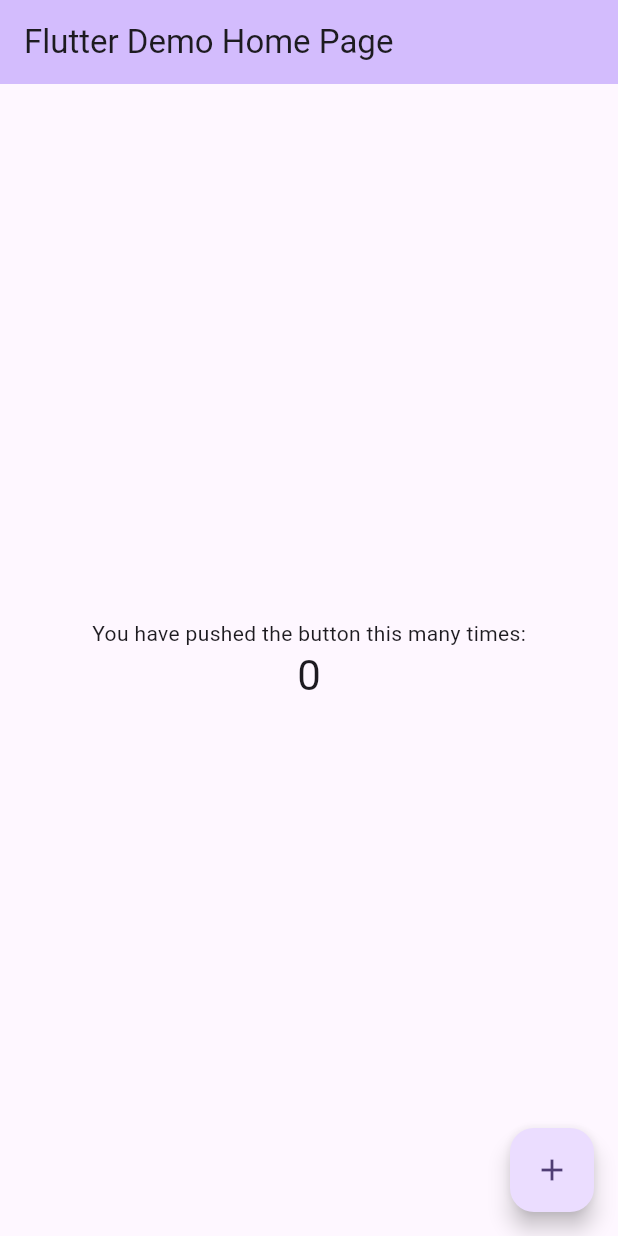
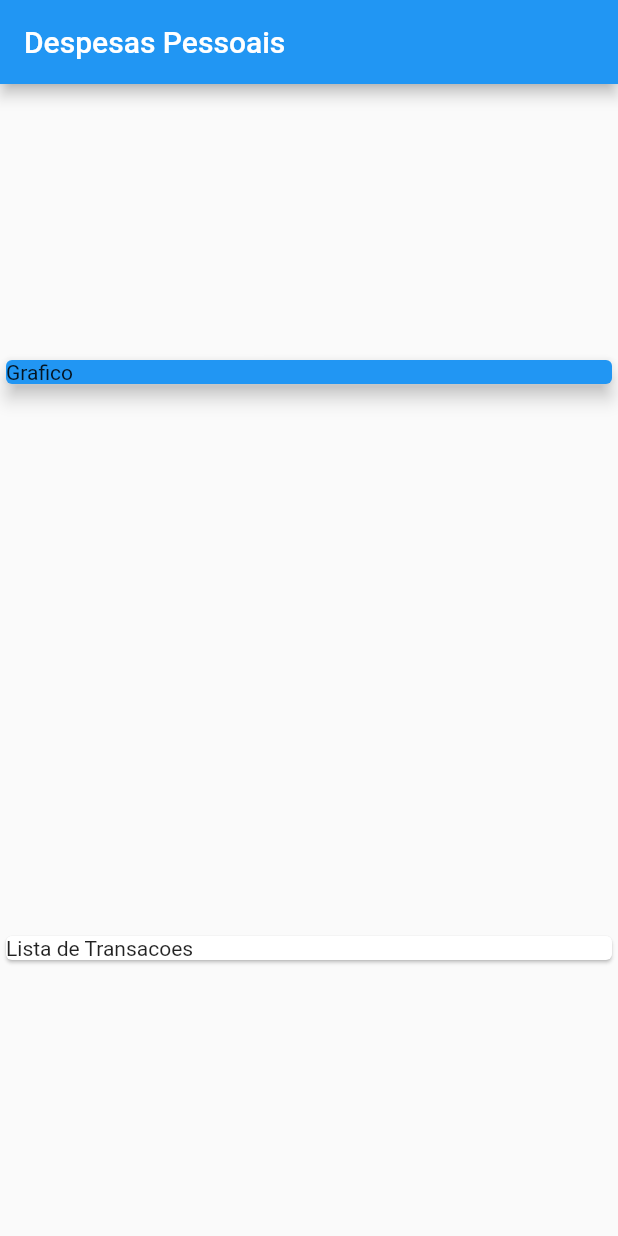
Before and after one commit to 0Willian0/ExpensesApp, a Flutter app: the screen it shows after launch, on a phone screen of 412 x 824 dp. Run offline on Flutter 3.47's test engine with Material 2 defaults, Android fonts, the phone set to English and light mode, and no system bars.

Commit message:
create main.dart and transaction.dart

```diff
--- a/lib/main.dart
+++ b/lib/main.dart
@@ -1,125 +1,47 @@
+
 import 'package:flutter/material.dart';
 
-void main() {
-  runApp(const MyApp());
+main()
+{
+  runApp(ExpensesApp());
 }
+class ExpensesApp extends StatelessWidget {
+  const ExpensesApp({super.key});
 
-class MyApp extends StatelessWidget {
-  const MyApp({super.key});
-
-  // This widget is the root of your application.
   @override
   Widget build(BuildContext context) {
     return MaterialApp(
-      title: 'Flutter Demo',
-      theme: ThemeData(
-        // This is the theme of your application.
-        //
-        // TRY THIS: Try running your application with "flutter run". You'll see
-        // the application has a blue toolbar. Then, without quitting the app,
-        // try changing the seedColor in the colorScheme below to Colors.green
-        // and then invoke "hot reload" (save your changes or press the "hot
-        // reload" button in a Flutter-supported IDE, or press "r" if you used
-        // the command line to start the app).
-        //
-        // Notice that the counter didn't reset back to zero; the application
-        // state is not lost during the reload. To reset the state, use hot
-        // restart instead.
-        //
-        // This works for code too, not just values: Most code changes can be
-        // tested with just a hot reload.
-        colorScheme: ColorScheme.fromSeed(seedColor: Colors.deepPurple),
-        useMaterial3: true,
-      ),
-      home: const MyHomePage(title: 'Flutter Demo Home Page'),
+        home: MyHomePage()
     );
   }
 }
 
-class MyHomePage extends StatefulWidget {
-  const MyHomePage({super.key, required this.title});
-
-  // This widget is the home page of your application. It is stateful, meaning
-  // that it has a State object (defined below) that contains fields that affect
-  // how it looks.
-
-  // This class is the configuration for the state. It holds the values (in this
-  // case the title) provided by the parent (in this case the App widget) and
-  // used by the build method of the State. Fields in a Widget subclass are
-  // always marked "final".
-
-  final String title;
-
-  @override
-  State<MyHomePage> createState() => _MyHomePageState();
-}
-
-class _MyHomePageState extends State<MyHomePage> {
-  int _counter = 0;
-
-  void _incrementCounter() {
-    setState(() {
-      // This call to setState tells the Flutter framework that something has
-      // changed in this State, which causes it to rerun the build method below
-      // so that the display can reflect the updated values. If we changed
-      // _counter without calling setState(), then the build method would not be
-      // called again, and so nothing would appear to happen.
-      _counter++;
-    });
-  }
+class MyHomePage extends StatelessWidget {
+  const MyHomePage({super.key});
 
   @override
   Widget build(BuildContext context) {
-    // This method is rerun every time setState is called, for instance as done
-    // by the _incrementCounter method above.
-    //
-    // The Flutter framework has been optimized to make rerunning build methods
-    // fast, so that you can just rebuild anything that needs updating rather
-    // than having to individually change instances of widgets.
     return Scaffold(
       appBar: AppBar(
-        // TRY THIS: Try changing the color here to a specific color (to
-        // Colors.amber, perhaps?) and trigger a hot reload to see the AppBar
-        // change color while the other colors stay the same.
-        backgroundColor: Theme.of(context).colorScheme.inversePrimary,
-        // Here we take the value from the MyHomePage object that was created by
-        // the App.build method, and use it to set our appbar title.
-        title: Text(widget.title),
+        title: Text('Despesas Pessoais'),
       ),
-      body: Center(
-        // Center is a layout widget. It takes a single child and positions it
-        // in the middle of the parent.
-        child: Column(
-          // Column is also a layout widget. It takes a list of children and
-          // arranges them vertically. By default, it sizes itself to fit its
-          // children horizontally, and tries to be as tall as its parent.
-          //
-          // Column has various properties to control how it sizes itself and
-          // how it positions its children. Here we use mainAxisAlignment to
-          // center the children vertically; the main axis here is the vertical
-          // axis because Columns are vertical (the cross axis would be
-          // horizontal).
-          //
-          // TRY THIS: Invoke "debug painting" (choose the "Toggle Debug Paint"
-          // action in the IDE, or press "p" in the console), to see the
-          // wireframe for each widget.
-          mainAxisAlignment: MainAxisAlignment.center,
-          children: <Widget>[
-            const Text(
-              'You have pushed the button this many times:',
+      body: Column(
+        mainAxisAlignment: MainAxisAlignment.spaceAround,
+        crossAxisAlignment: CrossAxisAlignment.stretch,
+        children: <Widget>[
+          Container(
+            width: double.infinity,
+            child: Card(
+              color: Colors.blue,
+              child: Text('Grafico'),
+              elevation: 5
             ),
-            Text(
-              '$_counter',
-              style: Theme.of(context).textTheme.headlineMedium,
-            ),
-          ],
-        ),
-      ),
-      floatingActionButton: FloatingActionButton(
-        onPressed: _incrementCounter,
-        tooltip: 'Increment',
-        child: const Icon(Icons.add),
-      ), // This trailing comma makes auto-formatting nicer for build methods.
+          ),
+          Card(
+              child: Text('Lista de Transacoes'),
+            )
+        ],
+    ),
     );
   }
 }
```
Also changed, not shown: lib/transaction.dart (added).
